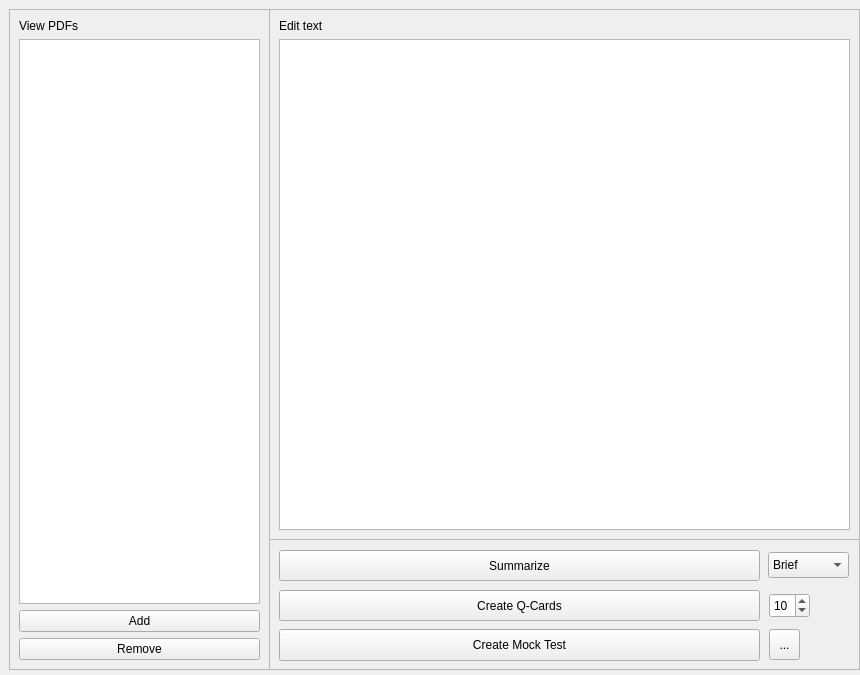
Above: window.ui from DanialMcIntyre/ChatGPT-Study before the change. Below: the same form after it.
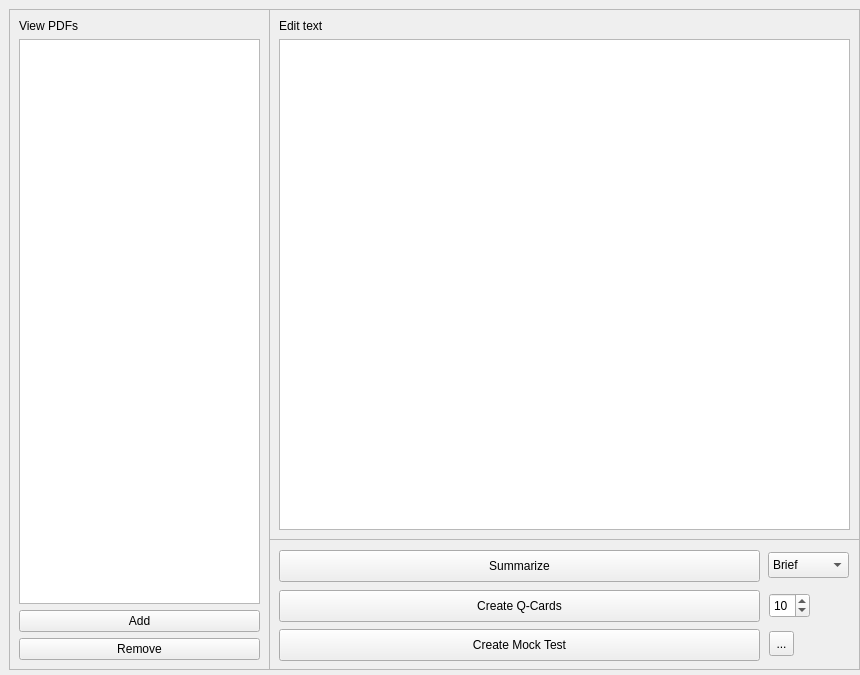
That is the form after the change. The open tabs and pages were chosen to show the change. Icons and pictures are not drawn.

```diff
--- a/window.ui
+++ b/window.ui
@@ -132,7 +132,7 @@
          <x>10</x>
          <y>11</y>
          <width>481</width>
-         <height>31</height>
+         <height>32</height>
         </rect>
        </property>
        <property name="text">
@@ -145,7 +145,7 @@
          <x>10</x>
          <y>51</y>
          <width>481</width>
-         <height>31</height>
+         <height>32</height>
         </rect>
        </property>
        <property name="text">
@@ -210,9 +210,9 @@
        <property name="geometry">
         <rect>
          <x>500</x>
-         <y>90</y>
-         <width>31</width>
-         <height>31</height>
+         <y>92</y>
+         <width>25</width>
+         <height>25</height>
         </rect>
        </property>
        <property name="text">
```
Left out of the diff: 31 changed lines with no effect on the pictures.
